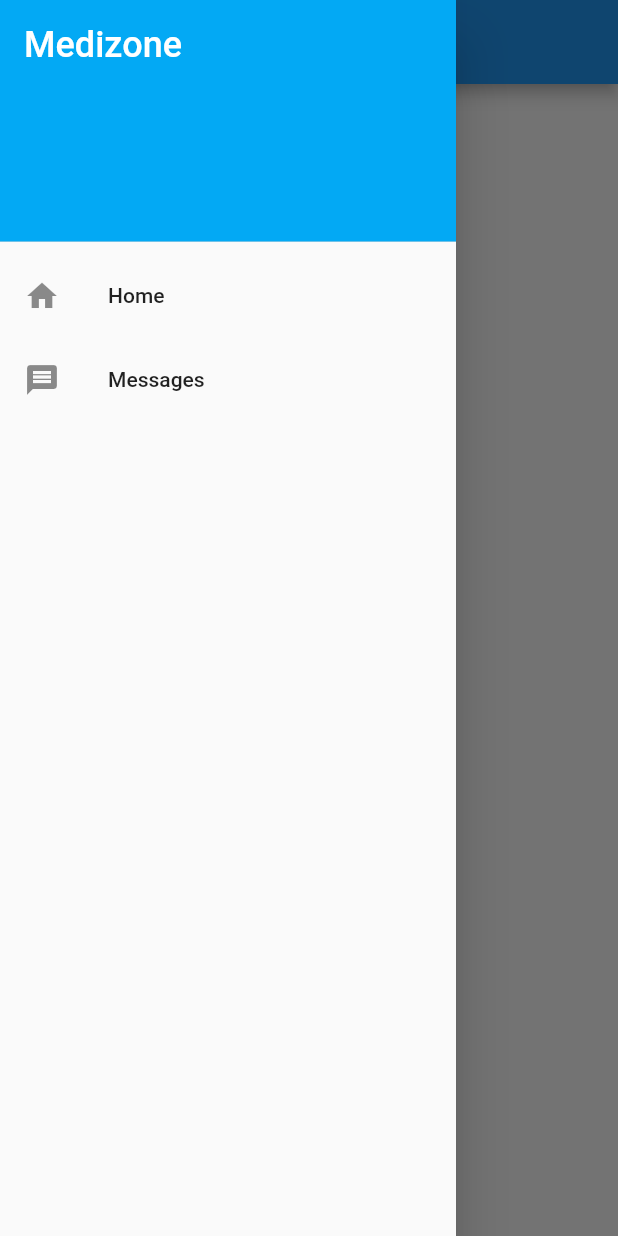
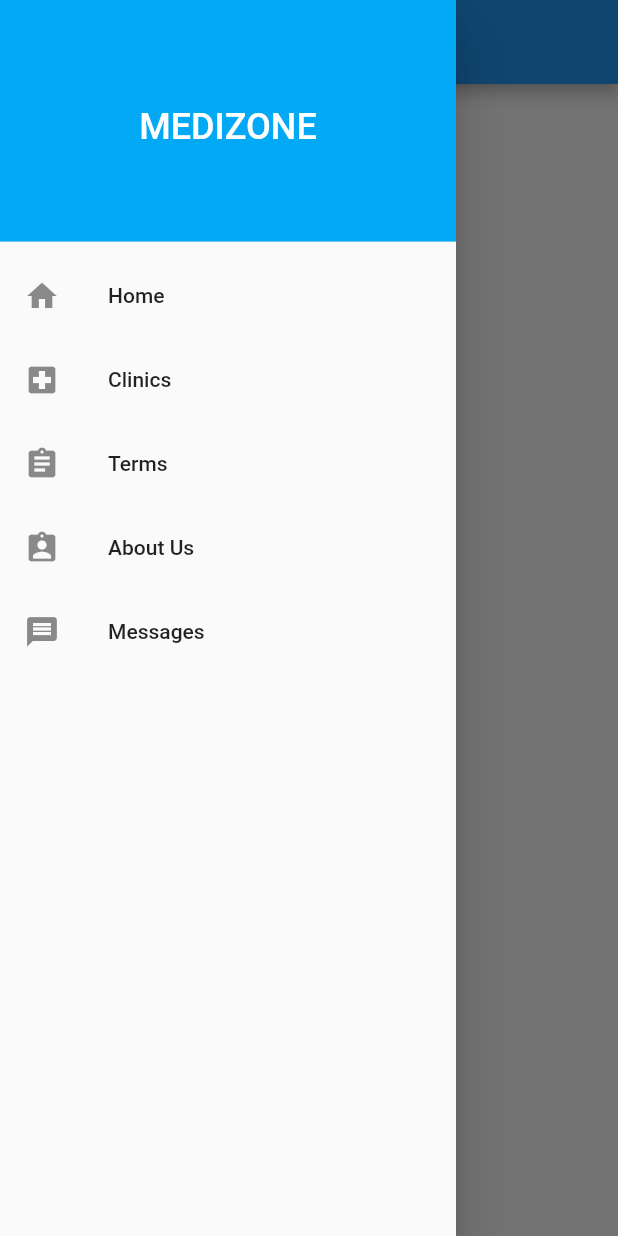
Before and after one commit to sachiAy/MedizoneApp-Flutter, a Flutter app: the screen it shows after launch, with the side drawer open, on a phone screen of 412 x 824 dp. Run offline on Flutter 3.47's test engine with Material 2 defaults, Android fonts, the phone set to English and light mode, and no system bars.

```diff
--- a/lib/main.dart
+++ b/lib/main.dart
@@ -1,28 +1,35 @@
 import 'package:flutter/material.dart';
 
 void main() => runApp(MaterialApp(
-      home: Scaffold(
+      home: Home()
+    ));
+
+    class Home extends StatelessWidget{
+      @override
+      Widget build(BuildContext context){
+        return Scaffold(
           appBar: AppBar(
             title: Text('MEDIZONE'),
             centerTitle: true,
+
           ),
           drawer: Drawer(
             child: ListView(
               padding: EdgeInsets.zero,
-
               children: <Widget>[
                 DrawerHeader(
                     decoration: BoxDecoration(
                       color: Colors.lightBlue,
                     ),
+                    child: Center(
                       child: Text(
-                    'Medizone',
+                        'MEDIZONE',
                         style: TextStyle(
                           color: Colors.white,
                           fontSize: 24,
                         ),
                       ),
-                ),
+                    )),
                 ListTile(
                   leading: Icon(Icons.home),
                   title: Text('Home'),
@@ -31,22 +38,32 @@ void main() => runApp(MaterialApp(
                   // },
                 ),
                  ListTile(
+                  leading: Icon(Icons.local_hospital),
+                  title: Text('Clinics'),
+                ),
+                ListTile(
+                  leading: Icon(Icons.assignment),
+                  title: Text('Terms'),
+                ),
+                 ListTile(
+                  leading: Icon(Icons.assignment_ind),
+                  title: Text('About Us'),
+                ),
+                 ListTile(
                   leading: Icon(Icons.message),
                   title: Text('Messages'),
                 ),
               ],
             ),
           ),
-
           body: Center(
-            child: Text('Welcome to Medizone App!'),
+           child: Text('Hello Medizone'),
           ),
-
           floatingActionButton: Center(
             child: FloatingActionButton(
-              child: Text('Login'),
-            ),
-          )
+              child: Text('login'),
 
             ),
           ));
+      }
+    }
```
Lines whose indentation alone changed are shown as unchanged.
